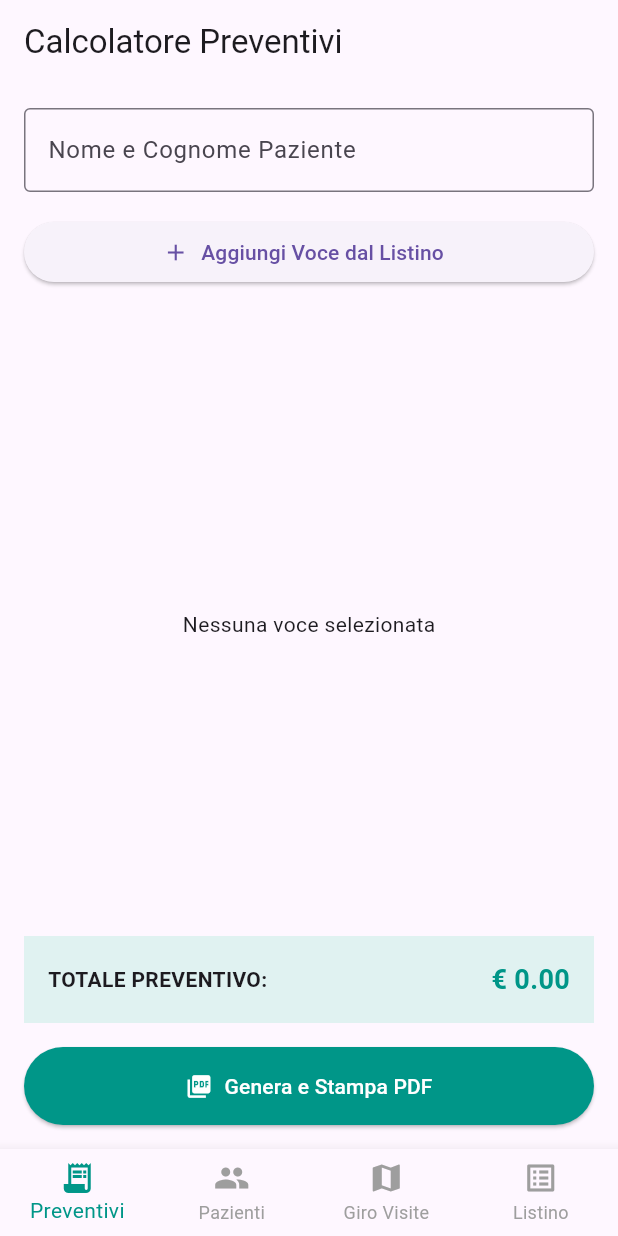
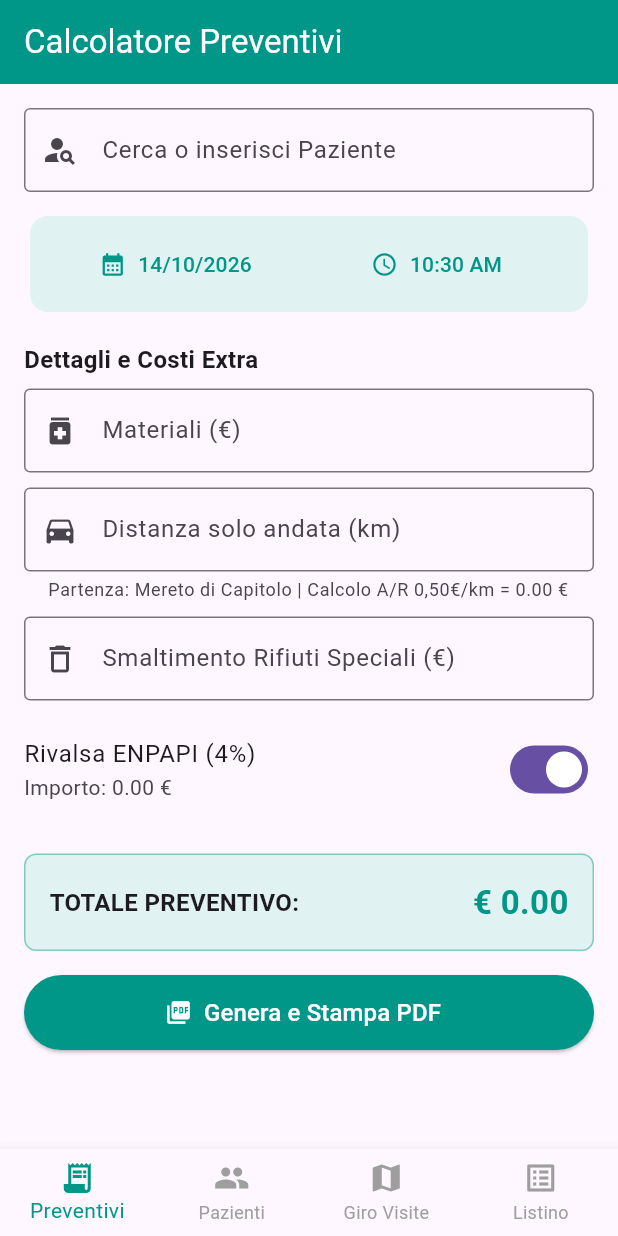
Before and after one commit to macnba24-lgtm/GeaCare-, a Flutter app: the screen it shows after launch, on a phone screen of 412 x 824 dp. Run offline on Flutter 3.47's test engine with Material 3 defaults, Android fonts, the phone set to English and light mode, and no system bars; our stand-ins replace hive, hive_flutter, pdf, printing; accounts and stored records are empty.

Commit message:
Aggiornata schermata preventivi

```diff
--- a/lib/screens/preventivi_screen.dart
+++ b/lib/screens/preventivi_screen.dart
@@ -1,7 +1,7 @@
 import 'package:flutter/material.dart';
 import 'package:hive_flutter/hive_flutter.dart';
+import '../models/paziente.dart';
 import '../models/listino.dart';
-import '../services/pdf_service.dart';
 
 class PreventiviScreen extends StatefulWidget {
   const PreventiviScreen({super.key});
@@ -11,142 +11,221 @@ class PreventiviScreen extends StatefulWidget {
 }
 
 class _PreventiviScreenState extends State<PreventiviScreen> {
-  final _nomePazienteCtrl = TextEditingController();
+  final TextEditingController _pazienteController = TextEditingController();
+  Paziente? _pazienteSelezionato;
+
+  DateTime? _dataAppuntamento = DateTime.now();
+  TimeOfDay? _oraAppuntamento = TimeOfDay.now();
+
   final List<VoceListino> _vociSelezionate = [];
 
-  double get _totale => _vociSelezionate.fold(0.0, (sum, item) => sum + item.prezzo);
+  double _costoMateriali = 0.0;
+  double _kmSoloAndata = 0.0;
+  double _costoRifiuti = 0.0;
+  bool _applicaEnpapi = true;
 
-  void _selezionaVociDaListino() {
-    final listinoBox = Hive.box<VoceListino>('listinoBox');
-    showModalBottomSheet(
-      context: context,
-      builder: (ctx) {
-        return ValueListenableBuilder(
-          valueListenable: listinoBox.listenable(),
-          builder: (context, Box<VoceListino> box, _) {
-            final voci = box.values.toList();
-            return ListView.builder(
-              itemCount: voci.length,
-              itemBuilder: (ctx, i) {
-                final v = voci[i];
-                final giaIncluso = _vociSelezionate.any((item) => item.id == v.id);
-                return ListTile(
-                  title: Text(v.nome),
-                  subtitle: Text('€ ${v.prezzo.toStringAsFixed(2)}'),
-                  trailing: Icon(
-                    giaIncluso ? Icons.check_box : Icons.check_box_outline_blank,
-                    color: giaIncluso ? Colors.teal : null,
-                  ),
-                  onTap: () {
-                    setState(() {
-                      if (giaIncluso) {
-                        _vociSelezionate.removeWhere((item) => item.id == v.id);
-                      } else {
-                        _vociSelezionate.add(v);
-                      }
-                    });
-                    Navigator.pop(ctx);
-                  },
-                );
-              },
-            );
-          },
-        );
-      },
-    );
-  }
-
-  void _generaPdf() async {
-    if (_nomePazienteCtrl.text.isEmpty || _vociSelezionate.isEmpty) {
-      ScaffoldMessenger.of(context).showSnackBar(
-        const SnackBar(content: Text('Inserisci il nome del paziente e almeno una voce.')),
-      );
-      return;
-    }
-
-    final bytes = await PdfService.generaPdfPreventivo(
-      nomePaziente: _nomePazienteCtrl.text,
-      vociSelezionate: _vociSelezionate,
-      totale: _totale,
-    );
-
-    await PdfService.stampaOCondividiPdf(bytes, 'Preventivo_${_nomePazienteCtrl.text}.pdf');
-  }
+  // Calcoli
+  double get _totalePrestazioni => _vociSelezionate.fold(0.0, (sum, item) => sum + item.prezzo);
+  double get _rimborsoKm => (_kmSoloAndata * 2) * 0.50; // A/R da Mereto di Capitolo
+  double get _imponibile => _totalePrestazioni + _costoMateriali + _costoRifiuti;
+  double get _rivalsaEnpapi => _applicaEnpapi ? (_imponibile * 0.04) : 0.0;
+  double get _subtotale => _imponibile + _rimborsoKm + _rivalsaEnpapi;
+  double get _bollo => (_subtotale > 77.47) ? 2.0 : 0.0;
+  double get _totalePreventivo => _subtotale + _bollo;
 
   @override
   Widget build(BuildContext context) {
+    final pazientiBox = Hive.box<Paziente>('pazientiBox');
+    final listaPazienti = pazientiBox.values.toList();
+
     return Scaffold(
       appBar: AppBar(
         title: const Text('Calcolatore Preventivi'),
+        backgroundColor: Colors.teal,
+        foregroundColor: Colors.white,
       ),
-      body: Padding(
+      body: SingleChildScrollView(
         padding: const EdgeInsets.all(16.0),
         child: Column(
-          crossAxisAlignment: CrossAxisAlignment.stretch,
+          crossAxisAlignment: CrossAxisAlignment.start,
           children: [
-            TextField(
-              controller: _nomePazienteCtrl,
-              decoration: const InputDecoration(
-                labelText: 'Nome e Cognome Paziente',
-                border: OutlineInputBorder(),
+            // 1. AUTOCOMPLETE PAZIENTE
+            Autocomplete<Paziente>(
+              displayStringForOption: (Paziente p) => '${p.nome} ${p.cognome}',
+              optionsBuilder: (TextEditingValue textEditingValue) {
+                if (textEditingValue.text.isEmpty) {
+                  return const Iterable<Paziente>.empty();
+                }
+                return listaPazienti.where((Paziente p) {
+                  final nomeCompleto = '${p.nome} ${p.cognome}'.toLowerCase();
+                  return nomeCompleto.contains(textEditingValue.text.toLowerCase());
+                });
+              },
+              onSelected: (Paziente p) {
+                setState(() {
+                  _pazienteSelezionato = p;
+                  _pazienteController.text = '${p.nome} ${p.cognome}';
+                });
+              },
+              fieldViewBuilder: (context, controller, focusNode, onFieldSubmitted) {
+                return TextField(
+                  controller: controller,
+                  focusNode: focusNode,
+                  decoration: const InputDecoration(
+                    labelText: 'Cerca o inserisci Paziente',
+                    border: OutlineInputBorder(),
+                    prefixIcon: Icon(Icons.person_search),
+                  ),
+                );
+              },
+            ),
+            const SizedBox(height: 12),
+
+            // 2. DATA E ORA APPUNTAMENTO (Non incluse nel PDF)
+            Card(
+              elevation: 0,
+              color: Colors.teal.shade50,
+              child: Padding(
+                padding: const EdgeInsets.symmetric(vertical: 8.0, horizontal: 12.0),
+                child: Row(
+                  children: [
+                    Expanded(
+                      child: TextButton.icon(
+                        icon: const Icon(Icons.calendar_month, color: Colors.teal),
+                        label: Text(
+                          _dataAppuntamento == null
+                              ? 'Data Appuntamento'
+                              : '${_dataAppuntamento!.day}/${_dataAppuntamento!.month}/${_dataAppuntamento!.year}',
+                          style: const TextStyle(color: Colors.teal),
+                        ),
+                        onPressed: () async {
+                          final d = await showDatePicker(
+                            context: context,
+                            initialDate: DateTime.now(),
+                            firstDate: DateTime.now(),
+                            lastDate: DateTime(2030),
+                          );
+                          if (d != null) setState(() => _dataAppuntamento = d);
+                        },
+                      ),
+                    ),
+                    Expanded(
+                      child: TextButton.icon(
+                        icon: const Icon(Icons.access_time, color: Colors.teal),
+                        label: Text(
+                          _oraAppuntamento == null
+                              ? 'Ora'
+                              : _oraAppuntamento!.format(context),
+                          style: const TextStyle(color: Colors.teal),
+                        ),
+                        onPressed: () async {
+                          final t = await showTimePicker(
+                            context: context,
+                            initialTime: TimeOfDay.now(),
+                          );
+                          if (t != null) setState(() => _oraAppuntamento = t);
+                        },
+                      ),
+                    ),
+                  ],
+                ),
               ),
             ),
             const SizedBox(height: 16),
-            ElevatedButton.icon(
-              onPressed: _selezionaVociDaListino,
-              icon: const Icon(Icons.add),
-              label: const Text('Aggiungi Voce dal Listino'),
+
+            // 3. SEZIONE COSTI DEDICATI
+            const Text('Dettagli e Costi Extra', style: TextStyle(fontWeight: FontWeight.bold, fontSize: 16)),
+            const SizedBox(height: 8),
+
+            // Materiali
+            TextField(
+              keyboardType: const TextInputType.numberWithOptions(decimal: true),
+              decoration: const InputDecoration(
+                labelText: 'Materiali (€)',
+                border: OutlineInputBorder(),
+                prefixIcon: Icon(Icons.medication),
+              ),
+              onChanged: (val) => setState(() => _costoMateriali = double.tryParse(val) ?? 0.0),
             ),
-            const SizedBox(height: 16),
-            Expanded(
-              child: _vociSelezionate.isEmpty
-                  ? const Center(child: Text('Nessuna voce selezionata'))
-                  : ListView.builder(
-                      itemCount: _vociSelezionate.length,
-                      itemBuilder: (ctx, i) {
-                        final v = _vociSelezionate[i];
-                        return ListTile(
-                          title: Text(v.nome),
-                          trailing: Row(
-                            mainAxisSize: MainAxisSize.min,
-                            children: [
-                              Text('€ ${v.prezzo.toStringAsFixed(2)}'),
-                              IconButton(
-                                icon: const Icon(Icons.delete, color: Colors.red),
-                                onPressed: () {
-                                  setState(() {
-                                    _vociSelezionate.removeAt(i);
-                                  });
-                                },
-                              ),
-                            ],
-                          ),
-                        );
-                      },
-                    ),
+            const SizedBox(height: 10),
+
+            // Rimborso Km A/R da Mereto
+            TextField(
+              keyboardType: const TextInputType.numberWithOptions(decimal: true),
+              decoration: InputDecoration(
+                labelText: 'Distanza solo andata (km)',
+                helperText: 'Partenza: Mereto di Capitolo | Calcolo A/R 0,50€/km = ${_rimborsoKm.toStringAsFixed(2)} €',
+                border: const OutlineInputBorder(),
+                prefixIcon: const Icon(Icons.directions_car),
+              ),
+              onChanged: (val) => setState(() => _kmSoloAndata = double.tryParse(val) ?? 0.0),
             ),
+            const SizedBox(height: 10),
+
+            // Rifiuti Speciali
+            TextField(
+              keyboardType: const TextInputType.numberWithOptions(decimal: true),
+              decoration: const InputDecoration(
+                labelText: 'Smaltimento Rifiuti Speciali (€)',
+                border: OutlineInputBorder(),
+                prefixIcon: Icon(Icons.delete_outline),
+              ),
+              onChanged: (val) => setState(() => _costoRifiuti = double.tryParse(val) ?? 0.0),
+            ),
+            const SizedBox(height: 10),
+
+            // Rivalsa ENPAPI 4%
+            SwitchListTile(
+              contentPadding: EdgeInsets.zero,
+              title: const Text('Rivalsa ENPAPI (4%)'),
+              subtitle: Text('Importo: ${_rivalsaEnpapi.toStringAsFixed(2)} €'),
+              value: _applicaEnpapi,
+              onChanged: (val) => setState(() => _applicaEnpapi = val),
+            ),
+
+            if (_bollo > 0)
+              ListTile(
+                contentPadding: EdgeInsets.zero,
+                leading: const Icon(Icons.sticky_note_2, color: Colors.teal),
+                title: const Text('Marca da Bollo'),
+                subtitle: const Text('Applicata automaticamente (superati 77,47 €)'),
+                trailing: Text('${_bollo.toStringAsFixed(2)} €', style: const TextStyle(fontWeight: FontWeight.bold)),
+              ),
+
+            const SizedBox(height: 20),
+
+            // TOTALE PREVENTIVO
             Container(
               padding: const EdgeInsets.all(16),
-              color: Colors.teal.shade50,
+              decoration: BoxDecoration(
+                color: Colors.teal.shade50,
+                borderRadius: BorderRadius.circular(8),
+                border: Border.all(color: Colors.teal.shade200),
+              ),
               child: Row(
                 mainAxisAlignment: MainAxisAlignment.spaceBetween,
                 children: [
-                  const Text('TOTALE PREVENTIVO:', style: TextStyle(fontWeight: FontWeight.bold)),
-                  Text('€ ${_totale.toStringAsFixed(2)}',
-                      style: const TextStyle(fontWeight: FontWeight.bold, fontSize: 18, color: Colors.teal)),
+                  const Text('TOTALE PREVENTIVO:', style: TextStyle(fontWeight: FontWeight.bold, fontSize: 16)),
+                  Text(
+                    '€ ${_totalePreventivo.toStringAsFixed(2)}',
+                    style: const TextStyle(fontWeight: FontWeight.bold, fontSize: 22, color: Colors.teal),
+                  ),
                 ],
               ),
             ),
             const SizedBox(height: 16),
-            ElevatedButton.icon(
-              style: ElevatedButton.styleFrom(
-                backgroundColor: Colors.teal,
-                foregroundColor: Colors.white,
-                padding: const EdgeInsets.all(16),
+
+            SizedBox(
+              width: double.infinity,
+              height: 50,
+              child: ElevatedButton.icon(
+                style: ElevatedButton.styleFrom(backgroundColor: Colors.teal),
+                onPressed: () {
+                  // Azione Stampa/Generazione PDF
+                },
+                icon: const Icon(Icons.picture_as_pdf, color: Colors.white),
+                label: const Text('Genera e Stampa PDF', style: TextStyle(color: Colors.white, fontSize: 16)),
               ),
-              onPressed: _generaPdf,
-              icon: const Icon(Icons.picture_as_pdf),
-              label: const Text('Genera e Stampa PDF'),
             ),
           ],
         ),
```
Also changed, not shown: 1 other file.
